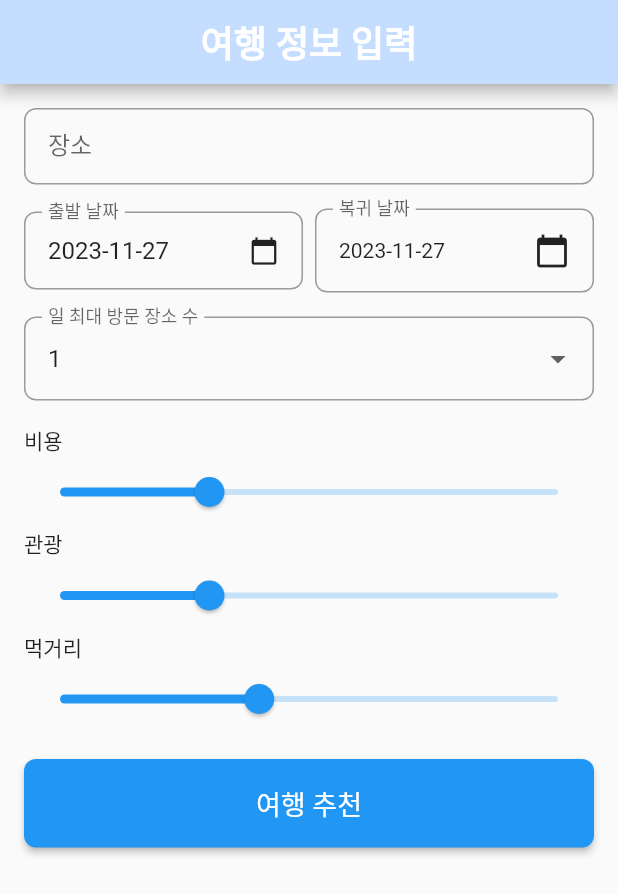
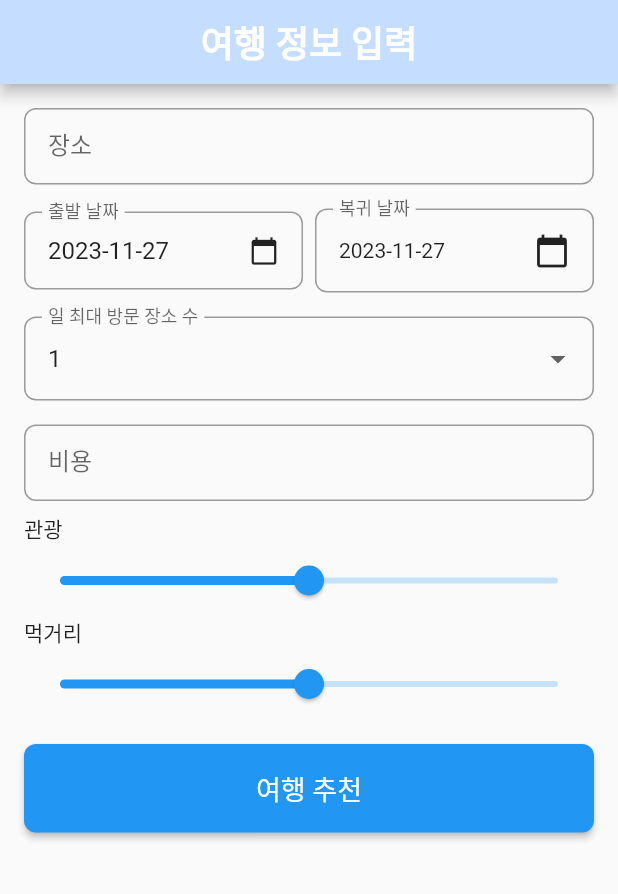
Before and after one commit to yongilkim01/WHD, a Flutter app: the screen it shows after launch, on a phone screen of 412 x 824 dp. Shown: the top 894 px of the screen. Run offline on Flutter 3.47's test engine with Material 2 defaults, Android fonts, the phone set to English and light mode, and no system bars; our stand-ins replace cached_network_image.

Commit message:
일단 ㄱ2

```diff
--- a/scheduletravel/lib/input_page.dart
+++ b/scheduletravel/lib/input_page.dart
@@ -23,9 +23,8 @@ class _HomePageState extends State<HomePage> {
   int selectedMaxPlaces = 1;
   final TextEditingController textController3 = TextEditingController();
   final TextEditingController textController4 = TextEditingController();
-  double costSliderValue = 0.3; // 비용 슬라이더의 기본 값
-  double prioritySliderValue = 0.3; // 우선항목 슬라이더의 기본 값
-  double foodSliderValue = 0.4; // 먹거리 슬라이더의 기본 값
+  double prioritySliderValue = 0.5; // 우선항목 슬라이더의 기본 값
+  double foodSliderValue = 0.5; // 먹거리 슬라이더의 기본 값
 
   @override
   Widget build(BuildContext context) {
@@ -135,21 +134,17 @@ class _HomePageState extends State<HomePage> {
                 ),
               ),
               const SizedBox(height: 16.0),
-              const Text('비용'),
-              // 비용 슬라이더
-              Column(
-                children: [
-                  Slider(
-                    value: costSliderValue,
-                    onChanged: (value) {
-                      setState(() {
-                        costSliderValue = _clampValue(value);
-                        _adjustWeights();
-                      });
-                    },
+              TextField(
+                controller: textController3,
+                decoration: InputDecoration(
+                  labelText: '비용',
+                  contentPadding: const EdgeInsets.all(16.0),
+                  border: OutlineInputBorder(
+                    borderRadius: BorderRadius.circular(8.0),
                   ),
-                ],
+                ),
               ),
+              const SizedBox(height: 8.0),
               const Text('관광'),
               // 우선항목 슬라이더
               Column(
@@ -191,7 +186,6 @@ class _HomePageState extends State<HomePage> {
                         text2: "시작: ${startDate.toLocal()} 종료: ${endDate.toLocal()}",
                         text3: textController3.text,
                         selectedMaxPlaces: selectedMaxPlaces,
-                        costSliderValue: costSliderValue,
                         prioritySliderValue: prioritySliderValue,
                         foodSliderValue: foodSliderValue
                       ),
@@ -244,17 +238,14 @@ class _HomePageState extends State<HomePage> {
   void _adjustWeights() {
     const double totalWeight = 1.0;
 
-    // 현재 각 슬라이더의 값
-    double currentCostWeight = costSliderValue;
     double currentPriorityWeight = prioritySliderValue;
     double currentFoodWeight = foodSliderValue;
 
     // 현재 가중치의 합
-    double currentTotalWeight = currentCostWeight + currentPriorityWeight + currentFoodWeight;
+    double currentTotalWeight = currentPriorityWeight + currentFoodWeight;
 
     // 합이 0이 아니면 각 슬라이더의 값을 조절하여 합이 1이 되도록 함
     if (currentTotalWeight != 0) {
-      costSliderValue = (currentCostWeight / currentTotalWeight) * totalWeight;
       prioritySliderValue = (currentPriorityWeight / currentTotalWeight) * totalWeight;
       foodSliderValue = (currentFoodWeight / currentTotalWeight) * totalWeight;
     }
--- a/scheduletravel/lib/output_page.dart
+++ b/scheduletravel/lib/output_page.dart
@@ -10,7 +10,6 @@ import 'package:cached_network_image/cached_network_image.dart';
 
 class OutputPage extends StatefulWidget {
   final String text1, text2, text3;
-  final double costSliderValue;
   final double prioritySliderValue;
   final double foodSliderValue;
   final int selectedMaxPlaces;
@@ -20,7 +19,6 @@ class OutputPage extends StatefulWidget {
     required this.text2,
     required this.text3,
     required this.selectedMaxPlaces,
-    required this.costSliderValue,
     required this.prioritySliderValue,
     required this.foodSliderValue,
   });
@@ -31,7 +29,6 @@ class OutputPage extends StatefulWidget {
     text2: text2,
     text3: text3,
     selectedMaxPlaces: selectedMaxPlaces,
-    costSliderValue: costSliderValue,
     prioritySliderValue: prioritySliderValue,
     foodSliderValue: foodSliderValue,
   );
@@ -42,7 +39,6 @@ class _OutputPageState extends State<OutputPage> {
   List<Map<String, dynamic>> data = [];
   Random random = Random();
   int selectedMaxPlaces;
-  double costSliderValue;
   double prioritySliderValue;
   double foodSliderValue;
 
@@ -51,12 +47,10 @@ class _OutputPageState extends State<OutputPage> {
     required this.text2,
     required this.text3,
     required this.selectedMaxPlaces,
-    required this.costSliderValue,
     required this.prioritySliderValue,
     required this.foodSliderValue,
   }) : super() {
     // 필드 초기화를 생성자에서 수행
-    costSliderValue = costSliderValue;
     prioritySliderValue = prioritySliderValue;
     foodSliderValue = foodSliderValue;
   }
```
